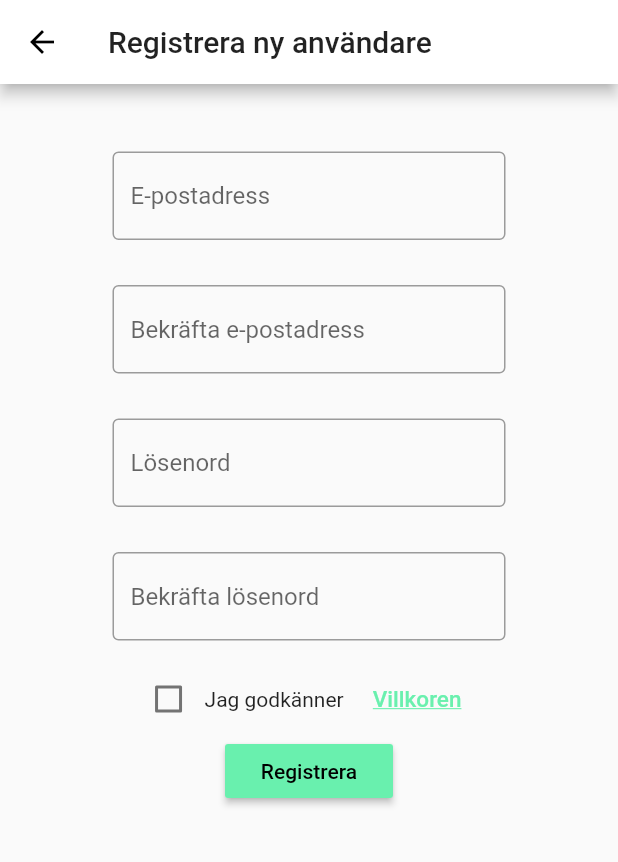
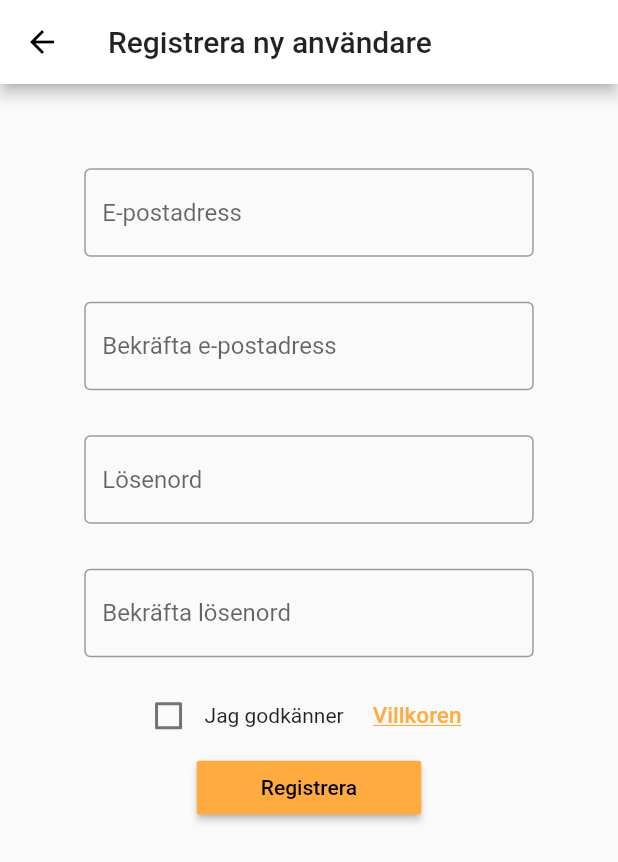
Before and after one commit to linneapa/PVT_Flutter, a Flutter app: the SignupPage screen opened directly, on a phone screen of 412 x 824 dp. Shown: the top 862 px of the screen. Run offline on Flutter 3.47's test engine with Material 2 defaults, Android fonts, the phone set to English and light mode, and no system bars; our stand-ins replace firebase_auth, google_maps_flutter, google_sign_in, location, material_design_icons_flutter; missing offline and left inert: flutter_auth_buttons, flutter_facebook_login; accounts and stored records are empty.

Commit message:
Made login- & sign up- screens scalable using SizeConfig

```diff
--- a/lib/pages/signup.dart
+++ b/lib/pages/signup.dart
@@ -1,5 +1,6 @@
 import 'package:ezsgame/firebase/authentication.dart';
 import 'package:flutter/material.dart';
+import 'package:ezsgame/pages/SizeConfig.dart';
 
 /*
 TODO:
@@ -23,12 +24,16 @@ class SignupPage extends StatefulWidget {
 class _SignupPageState extends State<SignupPage> {
   final _formKey = new GlobalKey<FormState>();
 
+  SizeConfig sizeConfig;
+
   String _email, _confirmEmail, _password, _confirmPassword;
   bool _termsAndConditionsAgreement = false, _signUpBtnHasBeenPressed = false;
 
   String _errorMessage;
 
   Widget build(BuildContext context) {
+    sizeConfig = SizeConfig();
+    sizeConfig.init(context);
     return Scaffold(
       appBar: AppBar(
         title: Text('Registrera ny användare'),
@@ -41,7 +46,7 @@ class _SignupPageState extends State<SignupPage> {
     return Scaffold(
         resizeToAvoidBottomPadding: false,
         body: Padding(
-            padding: EdgeInsets.only(left: 60, right: 60, bottom: 40, top: 30),
+            padding: EdgeInsets.only(left: SizeConfig.blockSizeHorizontal * 10, right: SizeConfig.blockSizeHorizontal * 10, bottom: 0, top: SizeConfig.blockSizeVertical * 5),
             child: new Form(
               key: _formKey,
               child: ListView(
@@ -204,7 +209,7 @@ class _SignupPageState extends State<SignupPage> {
 
   Widget showVillkorBtn() {
     return FlatButton(
-      textColor: Colors.greenAccent,
+      textColor: Colors.orangeAccent,
       child: Text(
         'Villkoren',
         style: TextStyle(
@@ -223,7 +228,7 @@ class _SignupPageState extends State<SignupPage> {
         padding: EdgeInsets.only(left: 90, right: 90),
         child: RaisedButton(
           textColor: Colors.black,
-          color: Colors.greenAccent,
+          color: Colors.orangeAccent,
           child: Text('Registrera'),
           onPressed: validateAndSubmit,
         ));
```
Also changed, not shown: lib/pages/login_sign_up.dart (+15 -10 lines).
